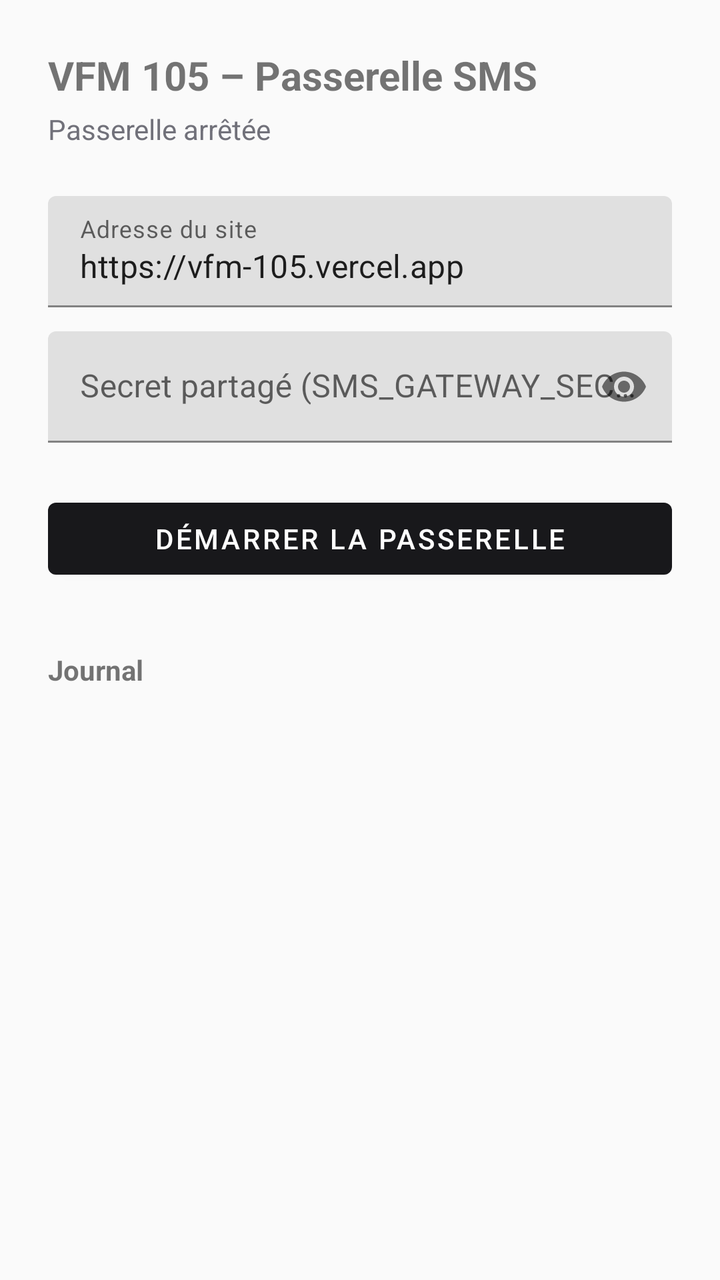
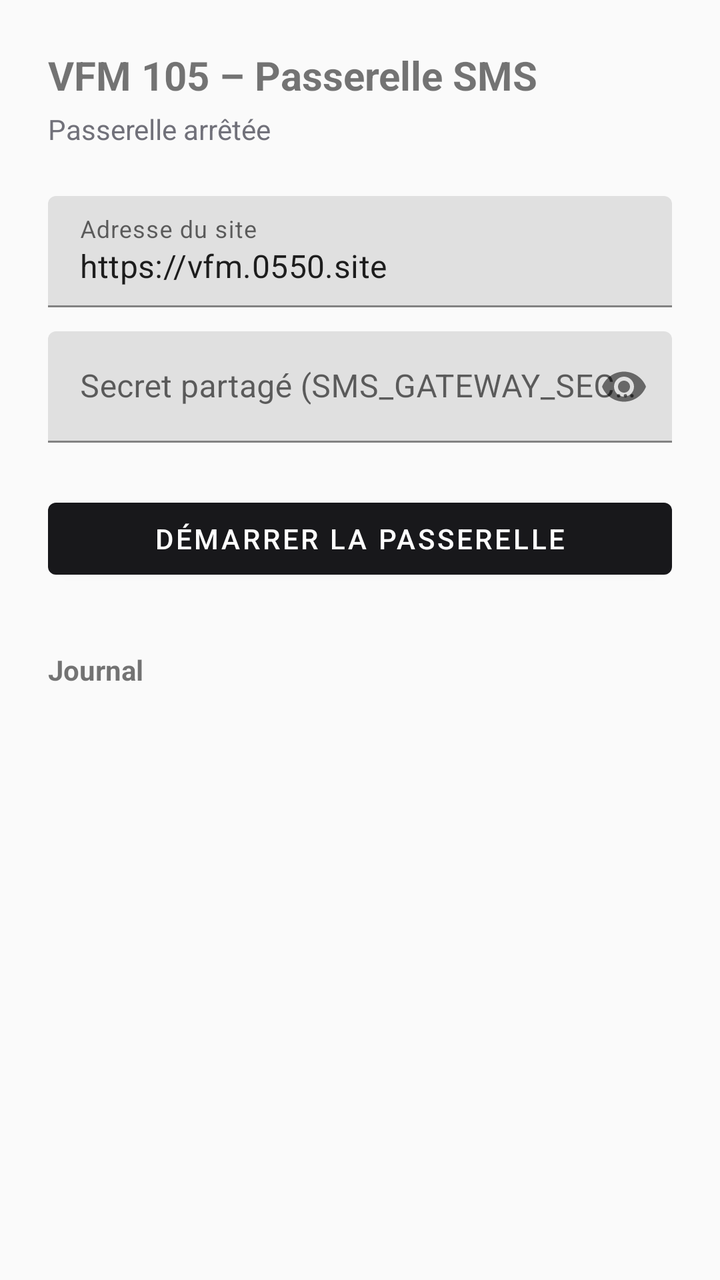

An Android layout rendered at two revisions. The XML below is the earlier revision; the diff shows what the commit changed to produce the second picture.
<!-- AndroidManifest.xml: application theme Theme.VfmGateway -->
<!-- res/layout/activity_main.xml -->
<?xml version="1.0" encoding="utf-8"?>
<ScrollView xmlns:android="http://schemas.android.com/apk/res/android"
    xmlns:app="http://schemas.android.com/apk/res-auto"
    android:layout_width="match_parent"
    android:layout_height="match_parent"
    android:fillViewport="true">

    <LinearLayout
        android:layout_width="match_parent"
        android:layout_height="wrap_content"
        android:orientation="vertical"
        android:padding="24dp">

        <TextView
            android:layout_width="wrap_content"
            android:layout_height="wrap_content"
            android:text="@string/app_name"
            android:textSize="20sp"
            android:textStyle="bold"
            android:layout_marginBottom="4dp" />

        <TextView
            android:id="@+id/textStatus"
            android:layout_width="wrap_content"
            android:layout_height="wrap_content"
            android:text="@string/status_stopped"
            android:textColor="#71717A"
            android:layout_marginBottom="24dp" />

        <com.google.android.material.textfield.TextInputLayout
            android:layout_width="match_parent"
            android:layout_height="wrap_content"
            android:hint="@string/label_server_url">
            <com.google.android.material.textfield.TextInputEditText
                android:id="@+id/editServerUrl"
                android:layout_width="match_parent"
                android:layout_height="wrap_content"
                android:inputType="textUri"
                android:text="https://vfm-105.vercel.app" />
        </com.google.android.material.textfield.TextInputLayout>

        <com.google.android.material.textfield.TextInputLayout
            android:layout_width="match_parent"
            android:layout_height="wrap_content"
            android:layout_marginTop="12dp"
            app:passwordToggleEnabled="true"
            android:hint="@string/label_secret">
            <com.google.android.material.textfield.TextInputEditText
                android:id="@+id/editSecret"
                android:layout_width="match_parent"
                android:layout_height="wrap_content"
                android:inputType="textPassword" />
        </com.google.android.material.textfield.TextInputLayout>

        <com.google.android.material.button.MaterialButton
            android:id="@+id/buttonToggle"
            android:layout_width="match_parent"
            android:layout_height="wrap_content"
            android:layout_marginTop="24dp"
            android:text="@string/button_start" />

        <TextView
            android:layout_width="wrap_content"
            android:layout_height="wrap_content"
            android:layout_marginTop="32dp"
            android:text="Journal"
            android:textStyle="bold" />

        <TextView
            android:id="@+id/textLog"
            android:layout_width="match_parent"
            android:layout_height="wrap_content"
            android:layout_marginTop="8dp"
            android:fontFamily="monospace"
            android:textSize="12sp"
            android:textColor="#3F3F46"
            android:text="" />

    </LinearLayout>
</ScrollView>
<!-- resources referenced by this layout -->
<resources>
  <string name="app_name">VFM 105 – Passerelle SMS</string>
  <string name="button_start">Démarrer la passerelle</string>
  <string name="label_secret">Secret partagé (SMS_GATEWAY_SECRET)</string>
  <string name="label_server_url">Adresse du site</string>
  <string name="status_stopped">Passerelle arrêtée</string>
  <style name="Theme.VfmGateway" parent="Theme.MaterialComponents.DayNight.NoActionBar">
          <item name="colorPrimary">@color/primary</item>
          <item name="colorPrimaryDark">@color/primary_dark</item>
          <item name="colorAccent">@color/accent</item>
          <item name="android:windowBackground">@color/background</item>
      </style>
  <color name="primary">#18181B</color>
  <color name="primary_dark">#000000</color>
  <color name="accent">#3B82F6</color>
  <color name="background">#FAFAFA</color>
</resources>

<!-- the commit's change to res/layout/activity_main.xml (unified diff, before → after) -->
@@ -36,7 +36,7 @@
                 android:layout_width="match_parent"
                 android:layout_height="wrap_content"
                 android:inputType="textUri"
-                android:text="https://vfm-105.vercel.app" />
+                android:text="https://vfm.0550.site" />
         </com.google.android.material.textfield.TextInputLayout>
 
         <com.google.android.material.textfield.TextInputLayout
